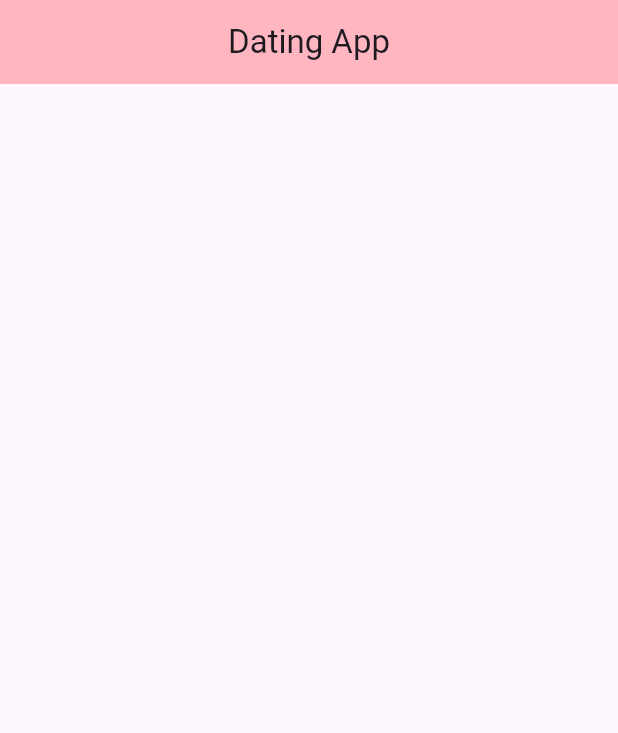
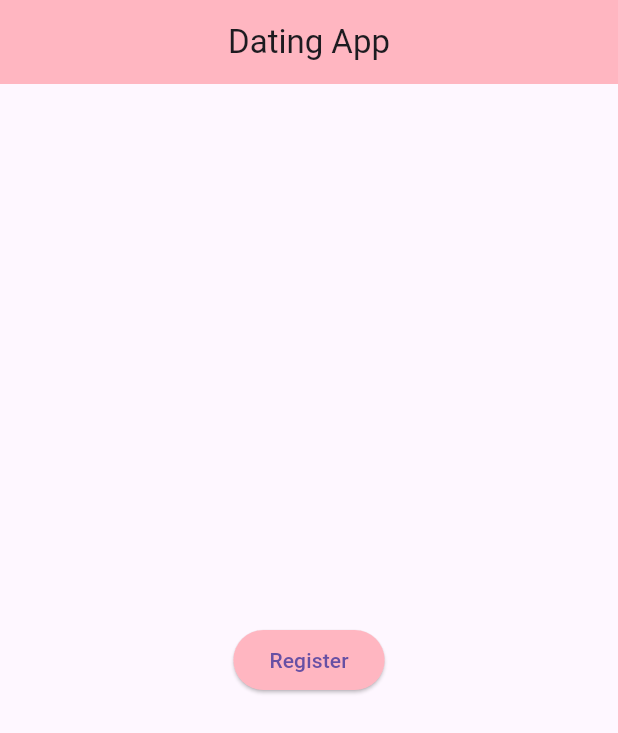
Before and after one commit to Xvjay/dating_app, a Flutter app: the screen it shows after launch, on a phone screen of 412 x 824 dp. Shown: the top 733 px of the screen. Run offline on Flutter 3.47's test engine with Material 3 defaults, Android fonts, the phone set to English and light mode, and no system bars.

Commit message:
added the register button that lets you go to the register page

```diff
--- a/lib/main.dart
+++ b/lib/main.dart
@@ -1,4 +1,5 @@
 import 'package:flutter/material.dart';
+import 'register.dart';
 
 void main() {
   runApp(const MyApp());
@@ -11,11 +12,36 @@ class MyApp extends StatelessWidget {
   Widget build(BuildContext context) {
     return MaterialApp(
       debugShowCheckedModeBanner: false,
-      home: Scaffold(
-        appBar: AppBar(
-          title: const Text("Dating App"),
-          centerTitle: true,
-          backgroundColor: const Color(0xFFFFB6C1),
+      home: const MyHomePage(),
+    );
+  }
+}
+
+class MyHomePage extends StatelessWidget {
+  const MyHomePage({super.key});
+
+  @override
+  Widget build(BuildContext context) {
+    return Scaffold(
+      appBar: AppBar(
+        title: const Text("Dating App"),
+        centerTitle: true,
+        backgroundColor: const Color(0xFFFFB6C1),
+      ),
+      body: Center(
+        child: ElevatedButton(
+          /* this button lets you go to the
+        register page*/
+          onPressed: () {
+            Navigator.push(
+              context,
+              MaterialPageRoute(builder: (context) => const SecondRoute()),
+            );
+          },
+          style: ElevatedButton.styleFrom(
+            backgroundColor: const Color(0xFFFFB6C1),
+          ),
+          child: const Text("Register"),
         ),
       ),
     );
```
Also changed, not shown: lib/register.dart (added, +30 -0 lines).
